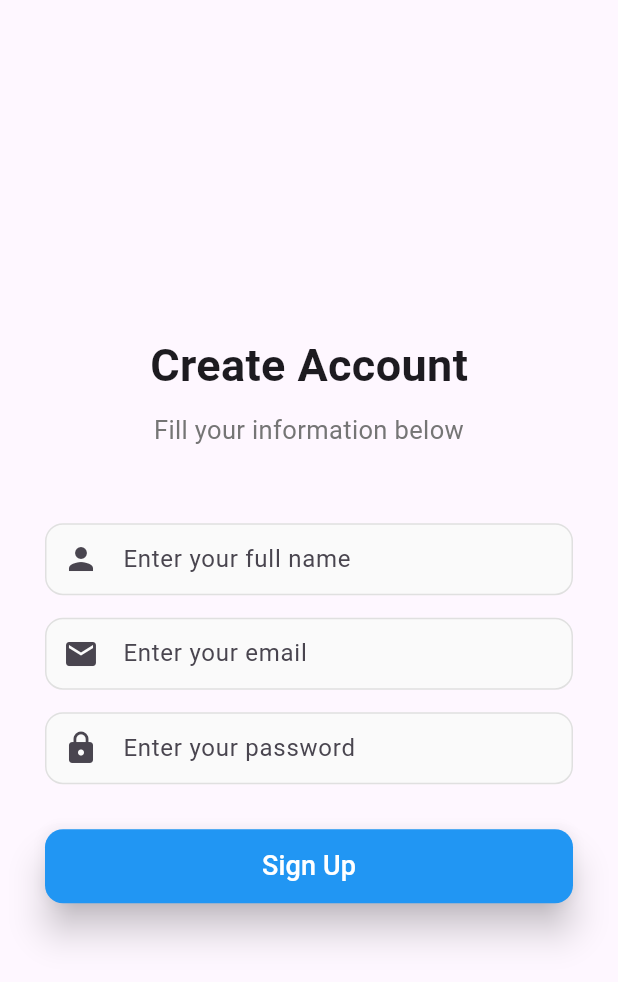
After one commit to yozhykovanatolii/MarketplaceMusicalInstrumentsApp, a Flutter app: the RegisterPage screen opened directly, on a phone screen of 412 x 824 dp. The commit adds this screen. Shown: the top 982 px of the screen. Run offline on Flutter 3.47's test engine with Material 3 defaults, Android fonts, the phone set to English and light mode, and no system bars; our stand-ins replace another_flutter_splash_screen, bloc, firebase_auth, firebase_core, flutter_bloc; accounts and stored records are empty.

Commit message:
Creating class RegisterPage

```diff
--- a/lib/presentation/page/login/login_page.dart
+++ b/lib/presentation/page/login/login_page.dart
@@ -8,6 +8,7 @@ import 'package:marketplace_musical_instruments_app/core/widget/common_text_fiel
 import 'package:marketplace_musical_instruments_app/presentation/bloc/login/login_bloc.dart';
 import 'package:marketplace_musical_instruments_app/presentation/bloc/login/login_event.dart';
 import 'package:marketplace_musical_instruments_app/presentation/bloc/login/login_state.dart';
+import 'package:marketplace_musical_instruments_app/presentation/page/register/register_page.dart';
 
 class LoginPage extends StatelessWidget {
   const LoginPage({super.key});
@@ -151,7 +152,12 @@ class LoginPage extends StatelessWidget {
                         ),
                         recognizer: TapGestureRecognizer()
                           ..onTap = () {
-                            print('Hello, world');
+                            Navigator.push(
+                              context,
+                              MaterialPageRoute(
+                                builder: (_) => const RegisterPage(),
+                              ),
+                            );
                           },
                       ),
                     ],
--- /dev/null
+++ b/lib/presentation/page/register/register_page.dart
@@ -0,0 +1,66 @@
+import 'package:flutter/material.dart';
+import 'package:marketplace_musical_instruments_app/core/widget/common_button.dart';
+import 'package:marketplace_musical_instruments_app/core/widget/common_text_field.dart';
+
+class RegisterPage extends StatelessWidget {
+  const RegisterPage({super.key});
+
+  @override
+  Widget build(BuildContext context) {
+    return Scaffold(
+      body: SafeArea(
+        minimum: const EdgeInsets.symmetric(horizontal: 30),
+        child: Center(
+          child: Column(
+            mainAxisSize: MainAxisSize.min,
+            children: [
+              const Text(
+                'Create Account',
+                style: TextStyle(
+                  fontSize: 30,
+                  fontWeight: FontWeight.bold,
+                ),
+              ),
+              const SizedBox(height: 10),
+              Text(
+                'Fill your information below',
+                textAlign: TextAlign.center,
+                style: TextStyle(
+                  color: Colors.grey[600],
+                  fontSize: 17,
+                ),
+              ),
+              const SizedBox(height: 50),
+              const CommonTextField(
+                prefixIcon: Icons.person,
+                hintText: 'Enter your full name',
+              ),
+              const SizedBox(height: 15),
+              const CommonTextField(
+                prefixIcon: Icons.email,
+                hintText: 'Enter your email',
+              ),
+              const SizedBox(height: 15),
+              const CommonTextField(
+                prefixIcon: Icons.lock,
+                hintText: 'Enter your password',
+                obscureText: true,
+              ),
+              const SizedBox(height: 30),
+              CommonButton(
+                onPressed: () {},
+                child: const Text(
+                  'Sign Up',
+                  style: TextStyle(
+                    color: Colors.white,
+                    fontSize: 18,
+                  ),
+                ),
+              ),
+            ],
+          ),
+        ),
+      ),
+    );
+  }
+}
```
